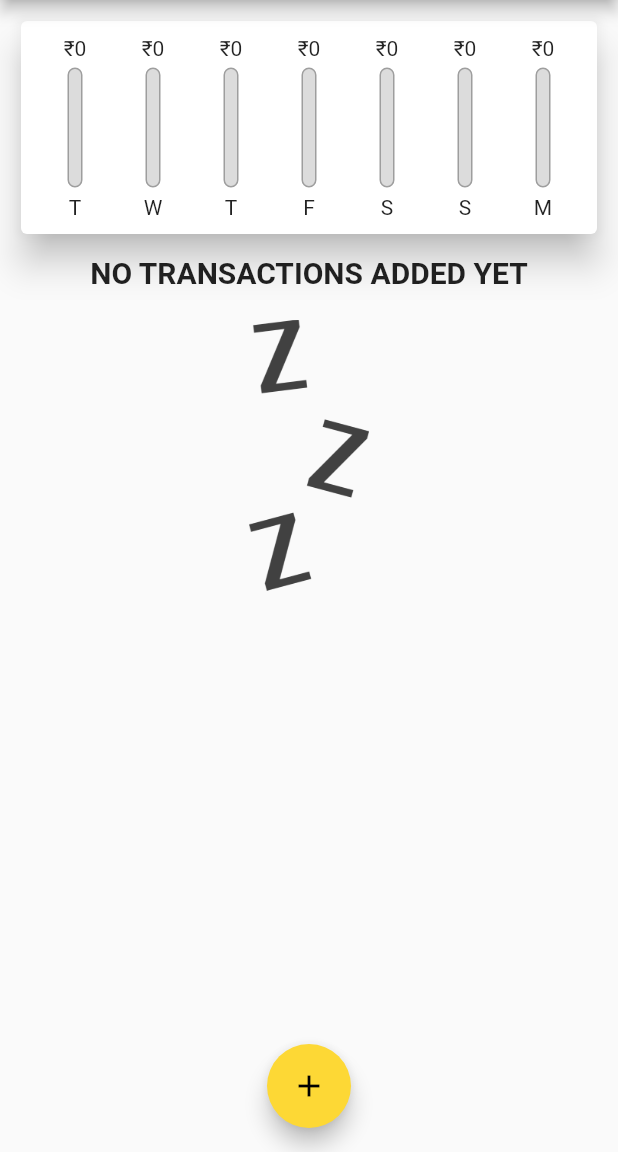
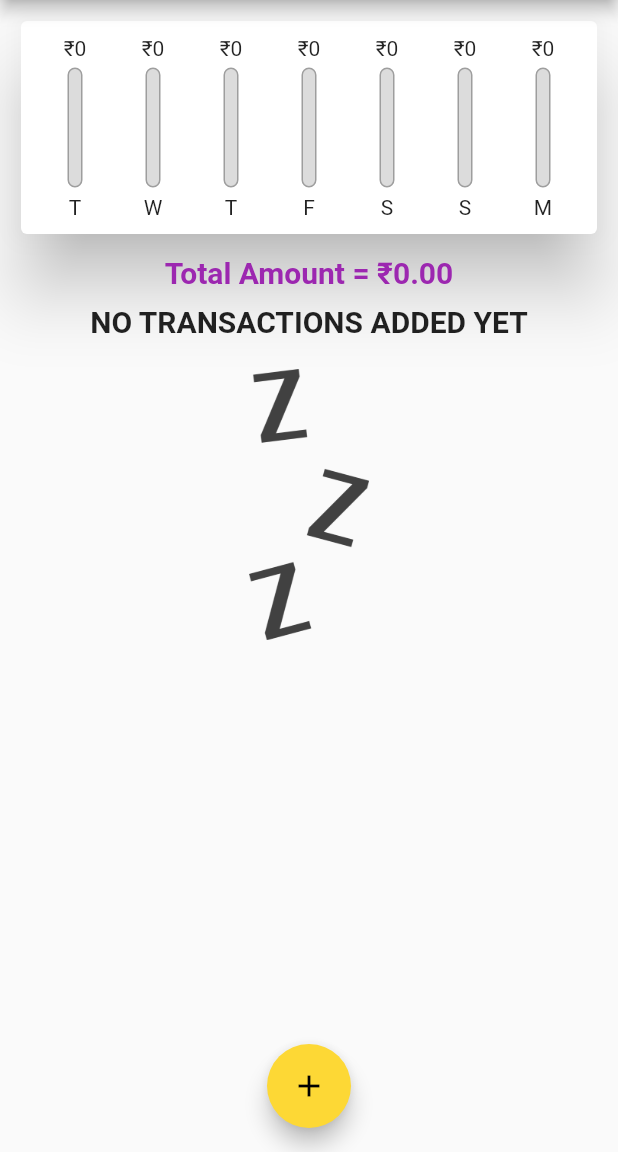
Before and after one commit to mihirarora28/Personal_Expenses, a Flutter app: the screen it shows after launch, on a phone screen of 412 x 824 dp, the part 84-1236 px from its top. Run offline on Flutter 3.47's test engine with Material 2 defaults, Android fonts, the phone set to English and light mode, and no system bars.

Commit message:
Add files via upload

```diff
--- a/lib/widgets/chart.dart
+++ b/lib/widgets/chart.dart
@@ -18,8 +18,11 @@ class myChart extends StatelessWidget {
   @override
   Widget build(BuildContext context) {
     print(myTransactions);
-    return Card(
-      elevation: 10.0,
+    return Column(
+      children:[
+
+        Card(
+        elevation: 20.0,
         child: Padding(
           padding: EdgeInsets.all(10),
           child: Row(
@@ -35,6 +38,10 @@ class myChart extends StatelessWidget {
             }).toList(),
           ),
         ),
+      ),
+        SizedBox(height: 10.0,),
+        Text('Total Amount = ₹' + allSum.toStringAsFixed(2),style: TextStyle(color: Colors.purple,fontSize: 20.0,fontWeight: FontWeight.bold),),
+    ]
     );
   }
 
@@ -42,7 +49,9 @@ class myChart extends StatelessWidget {
     return List.generate(7, (index) {
       final myDate = DateTime.now().subtract(Duration(days: index));
       double amount = 0.0;
+      double totalAmount = 0.0;
       for (int i = 0; i < recentTransations.length; i++) {
+        totalAmount+=recentTransations[i].amount;
         if (myDate.day == recentTransations[i].date.day &&
             myDate.year == recentTransations[i].date.year &&
             myDate.month == recentTransations[i].date.month) {
@@ -51,7 +60,8 @@ class myChart extends StatelessWidget {
       }
       Map<String, Object> mapp = {
         'day': DateFormat.E().format(myDate)[0],
-        'myAmount': amount
+        'myAmount': amount,
+        'totalAmount':totalAmount,
       };
       print(mapp);
 
```
Also changed, not shown: lib/HomeFolder/home.dart (line endings or trailing spaces), lib/main.dart (line endings or trailing spaces), lib/models/transactions.dart (line endings or trailing spaces), lib/widgets/chartbars.dart (line endings or trailing spaces), lib/widgets/new_Transaction.dart (line endings or trailing spaces), lib/widgets/transactionlist.dart (line endings or trailing spaces). Lines whose indentation alone changed are shown as unchanged.
